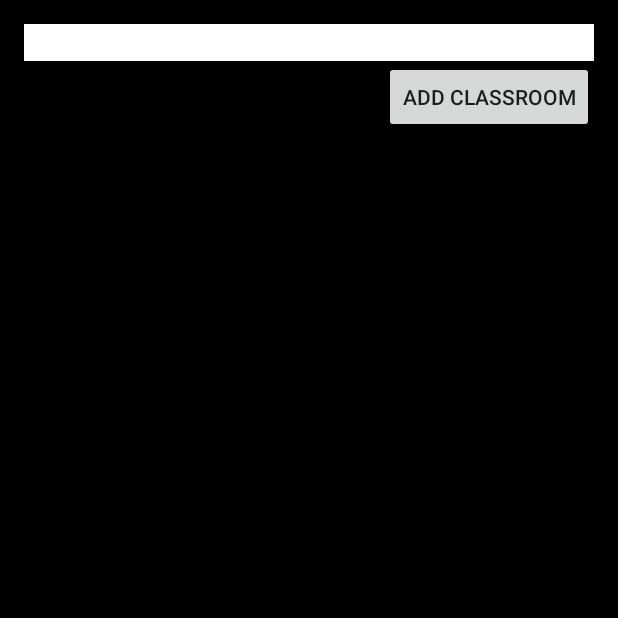
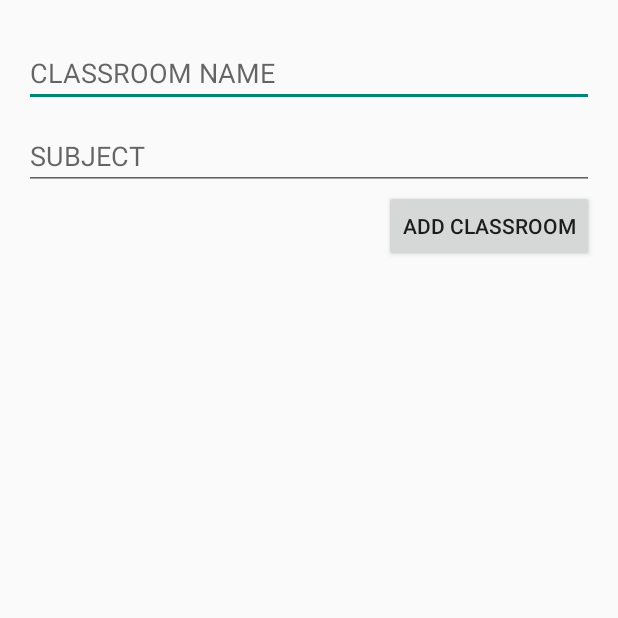
Before and after one commit to prateekgarg95/TestApp, an Android app: the AddClassroomActivity screen opened directly, with no data from a screen before it, on a phone screen of 412 x 824 dp, the top half of it. Run offline under Robolectric (Android 15) with nearby library versions, the phone set to English and light mode, and no system bars; 1 statement that could not run was skipped.

Commit message:
Initial commit

```diff
--- a/app/src/main/java/com/crapp/testapp/AddClassroomActivity.java
+++ b/app/src/main/java/com/crapp/testapp/AddClassroomActivity.java
@@ -9,6 +9,7 @@ import android.widget.EditText;
 public class AddClassroomActivity extends Activity {
 
     private EditText etClassroomName;
+    private EditText etSubject;
     private Button btnAddClassroom;
 
     private DatabaseHandler databaseHandler;
@@ -19,6 +20,7 @@ public class AddClassroomActivity extends Activity {
         setContentView(R.layout.activity_add_classroom);
 
         etClassroomName=(EditText)findViewById(R.id.classroom_name);
+        etSubject=(EditText)findViewById(R.id.classroom_subject);
         btnAddClassroom=(Button)findViewById(R.id.add_classroom_button);
 
         databaseHandler = new DatabaseHandler(AddClassroomActivity.this);
@@ -26,7 +28,7 @@ public class AddClassroomActivity extends Activity {
         btnAddClassroom.setOnClickListener(new View.OnClickListener() {
             @Override
             public void onClick(View v) {
-                databaseHandler.addClassroom(new Classroom(etClassroomName.getText().toString()));
+                databaseHandler.addClassroom(new Classroom(etClassroomName.getText().toString(),etSubject.getText().toString()));
             }
         });
 
--- a/app/src/main/res/layout/activity_add_classroom.xml
+++ b/app/src/main/res/layout/activity_add_classroom.xml
@@ -5,7 +5,6 @@
     android:paddingTop="@dimen/activity_vertical_margin"
     android:paddingBottom="@dimen/activity_vertical_margin"
     android:orientation="vertical"
-    android:background="#000000"
     tools:context="com.crapp.testapp.AddClassroomActivity">
 
     <EditText
@@ -14,7 +13,17 @@
         android:singleLine="true"
         android:layout_width="match_parent"
         android:layout_height="wrap_content"
-        android:background="#FFFFFF"/>
+        android:hint="CLASSROOM NAME"
+        android:layout_marginTop="10dp" />
+
+    <EditText
+        android:id="@+id/classroom_subject"
+        android:inputType="text"
+        android:singleLine="true"
+        android:layout_width="match_parent"
+        android:hint="SUBJECT"
+        android:layout_height="wrap_content"
+        android:layout_marginTop="10dp"/>
 
     <Button
         android:id="@+id/add_classroom_button"
```
Also changed, not shown: app/src/main/java/com/crapp/testapp/Classroom.java (+17 -3 lines), app/src/main/java/com/crapp/testapp/DashboardActivity.java (+6 -5 lines).
